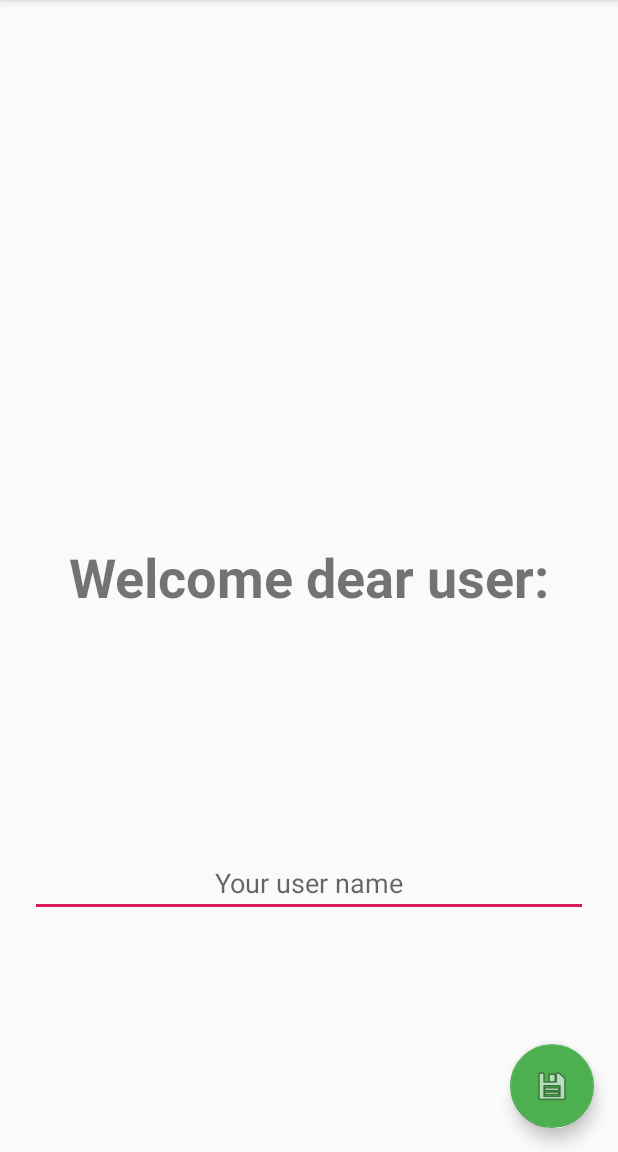
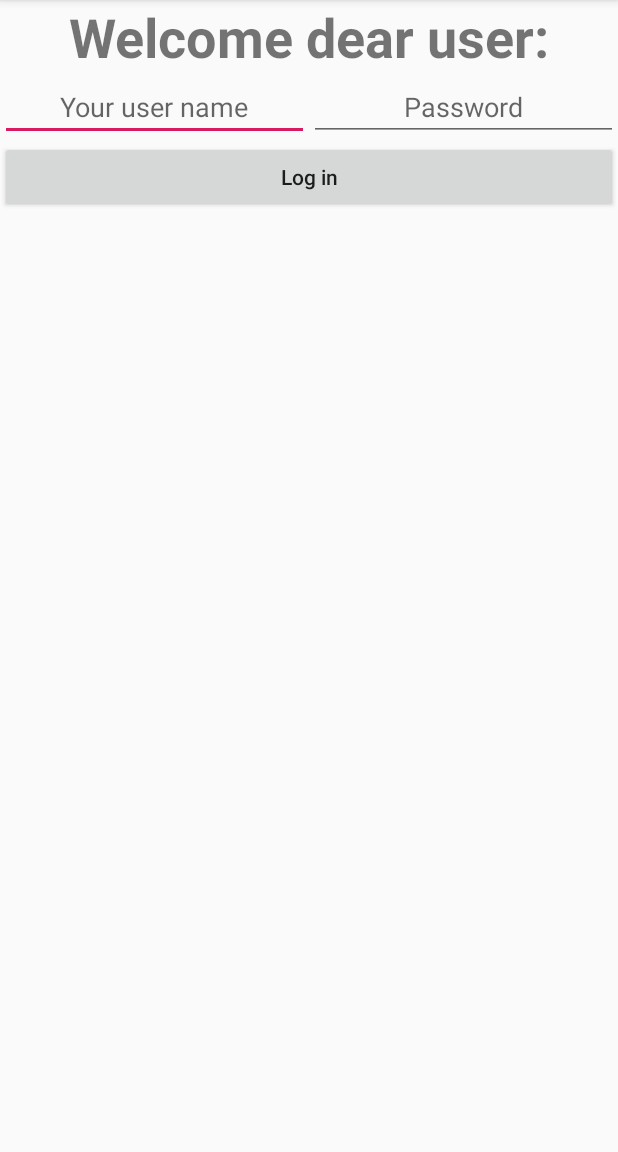
Before and after one commit to mission-webstyle/meinLieblingsMonster, an Android app: the screen it shows after launch (MainActivity), on a phone screen of 412 x 824 dp, the part 84-1236 px from its top. Run offline under Robolectric (Android 15) with nearby library versions, the phone set to English and light mode, and no system bars.

Commit message:
Switched to a LinearLayout and trashed the fab - button

```diff
--- a/app/src/main/java/de/rhistel/meinlieblingsmonster/MainActivity.kt
+++ b/app/src/main/java/de/rhistel/meinlieblingsmonster/MainActivity.kt
@@ -29,17 +29,6 @@ class MainActivity : AppCompatActivity() {
         //2. Setzen der Toolbar
         setSupportActionBar(mainToolbar)
 
-        //3. Fab Button mit Listener belegen
-        this.fabSaveUserName.setOnClickListener() {
-            val strUserName = txtInputUserName.text.toString()
-
-            if(strUserName.isNotEmpty()) {
-                val strUserNameMessage = getString(R.string.strUserNameMessage) + " " + strUserName
-
-                Snackbar.make(it, strUserNameMessage, Snackbar.LENGTH_LONG)
-                    .setAction("Action", null).show()
-            }
-        }
     }
 
     //endregion
--- a/app/src/main/res/layout/main_activity_content_layout.xml
+++ b/app/src/main/res/layout/main_activity_content_layout.xml
@@ -1,49 +1,56 @@
 <?xml version="1.0" encoding="utf-8"?>
-<androidx.constraintlayout.widget.ConstraintLayout xmlns:android="http://schemas.android.com/apk/res/android"
+<androidx.appcompat.widget.LinearLayoutCompat
+    xmlns:android="http://schemas.android.com/apk/res/android"
     xmlns:app="http://schemas.android.com/apk/res-auto"
     xmlns:tools="http://schemas.android.com/tools"
     android:layout_width="match_parent"
     android:layout_height="match_parent"
+    android:orientation="vertical"
     app:layout_behavior="@string/appbar_scrolling_view_behavior"
     tools:context=".MainActivity"
     tools:showIn="@layout/main_activity_layout">
 
     <TextView
         android:id="@+id/txtvWelcomeMessage"
-        android:layout_width="0dp"
+        android:layout_width="match_parent"
         android:layout_height="wrap_content"
-        android:layout_marginStart="@dimen/defaultMarginValue"
-        android:layout_marginLeft="@dimen/defaultMarginValue"
-        android:layout_marginTop="@dimen/defaultMarginValue"
-        android:layout_marginEnd="@dimen/defaultMarginValue"
-        android:layout_marginRight="@dimen/defaultMarginValue"
-        android:layout_marginBottom="@dimen/defaultMarginValue"
         android:gravity="center"
         android:text="@string/strWelcomeMessageText"
         android:textSize="36sp"
-        android:textStyle="bold"
-        app:layout_constraintBottom_toBottomOf="parent"
-        app:layout_constraintEnd_toEndOf="parent"
-        app:layout_constraintStart_toStartOf="parent"
-        app:layout_constraintTop_toTopOf="parent" />
+        android:textStyle="bold" />
+
+    <LinearLayout
+        android:id="@+id/linLayoutLogInInfo"
+        android:layout_width="match_parent"
+        android:layout_height="wrap_content"
+        android:orientation="horizontal">
 
         <EditText
             android:id="@+id/txtInputUserName"
             android:layout_width="0dp"
             android:layout_height="wrap_content"
-        android:layout_marginStart="@dimen/defaultMarginValue"
-        android:layout_marginLeft="@dimen/defaultMarginValue"
-        android:layout_marginTop="@dimen/defaultMarginValue"
-        android:layout_marginEnd="@dimen/defaultMarginValue"
-        android:layout_marginRight="@dimen/defaultMarginValue"
-        android:layout_marginBottom="@dimen/defaultMarginValue"
+            android:layout_weight="1"
             android:ems="10"
             android:gravity="center"
             android:hint="@string/strUserNameHint"
-        android:inputType="textPersonName"
-        app:layout_constraintBottom_toBottomOf="parent"
-        app:layout_constraintEnd_toEndOf="parent"
-        app:layout_constraintStart_toStartOf="parent"
-        app:layout_constraintTop_toBottomOf="@+id/txtvWelcomeMessage" />
+            android:inputType="textPersonName" />
 
-</androidx.constraintlayout.widget.ConstraintLayout>
+        <EditText
+            android:id="@+id/txtUserPw"
+            android:layout_width="0dp"
+            android:layout_height="wrap_content"
+            android:layout_weight="1"
+            android:ems="10"
+            android:gravity="center"
+            android:hint="@string/strUserPwHint"
+            android:inputType="textPassword" />
+    </LinearLayout>
+
+    <Button
+        android:id="@+id/btnLogIn"
+        android:layout_width="match_parent"
+        android:layout_height="wrap_content"
+        android:text="@string/strLogInText"
+        android:textAllCaps="false" />
+
+</androidx.appcompat.widget.LinearLayoutCompat>
--- a/app/src/main/res/layout/main_activity_layout.xml
+++ b/app/src/main/res/layout/main_activity_layout.xml
@@ -22,13 +22,4 @@
 
     <include layout="@layout/main_activity_content_layout" />
 
-    <com.google.android.material.floatingactionbutton.FloatingActionButton
-        android:id="@+id/fabSaveUserName"
-        android:layout_width="wrap_content"
-        android:layout_height="wrap_content"
-        android:layout_gravity="bottom|end"
-        android:layout_margin="@dimen/fab_margin"
-        app:backgroundTint="#4CAF50"
-        app:srcCompat="@android:drawable/ic_menu_save" />
-
 </androidx.coordinatorlayout.widget.CoordinatorLayout>
--- a/app/src/main/res/values/strings.xml
+++ b/app/src/main/res/values/strings.xml
@@ -4,4 +4,6 @@
     <string name="strWelcomeMessageText">Welcome dear user:</string>
     <string name="strUserNameHint">Your user name</string>
     <string name="strUserNameMessage">Your entered user name is:</string>
+    <string name="strUserPwHint">Password</string>
+    <string name="strLogInText">Log in</string>
 </resources>
```
Lines whose indentation alone changed are shown as unchanged.
